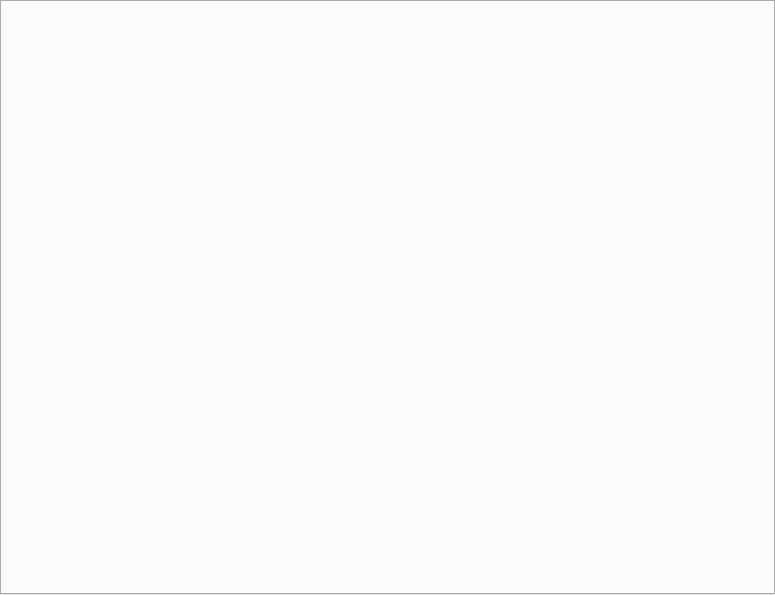
Before: the Qt Designer form views/formatview/formatview.ui in PREF/PREF, drawn with Qt 5.
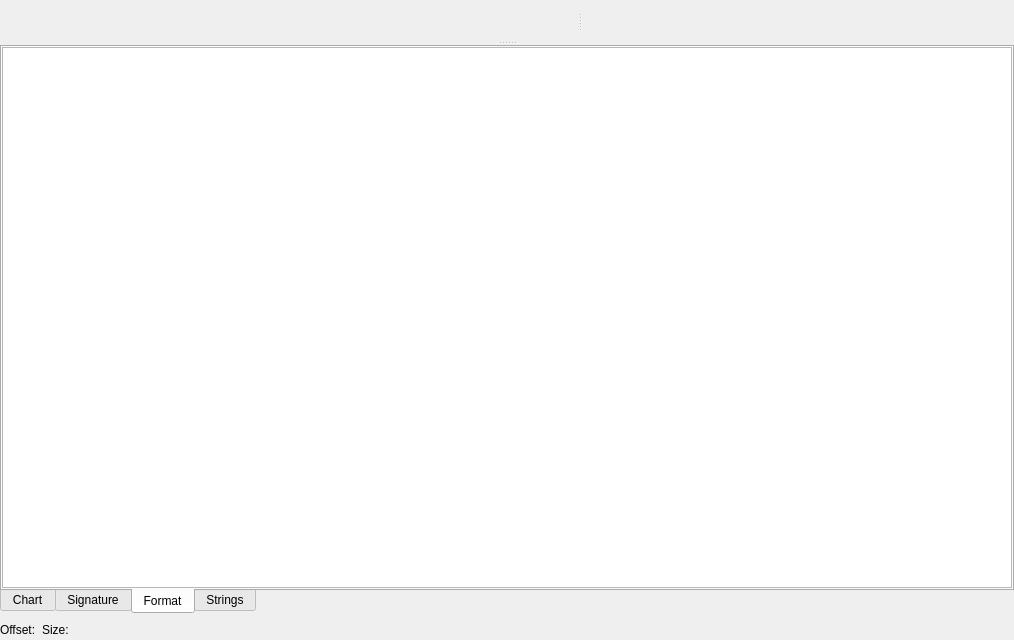
After: the same form once the commit is applied. The open tabs and pages were chosen to show the change. Custom widgets are drawn as their Qt base class.

```diff
--- a/views/formatview/formatview.ui
+++ b/views/formatview/formatview.ui
@@ -6,22 +6,255 @@
    <rect>
     <x>0</x>
     <y>0</y>
-    <width>775</width>
-    <height>595</height>
+    <width>1014</width>
+    <height>640</height>
    </rect>
   </property>
   <property name="windowTitle">
    <string>Form</string>
   </property>
-  <layout class="QVBoxLayout" name="verticalLayout">
+  <layout class="QVBoxLayout" name="verticalLayout_5" stretch="1,0">
    <property name="margin">
     <number>0</number>
    </property>
    <item>
-    <widget class="QTabWidget" name="tabWidget"/>
+    <widget class="QSplitter" name="vSplitter">
+     <property name="orientation">
+      <enum>Qt::Vertical</enum>
+     </property>
+     <widget class="QWidget" name="layoutWidget_2">
+      <layout class="QVBoxLayout" name="verticalLayout" stretch="0,1,0">
+       <item>
+        <widget class="QWidget" name="tbContainer" native="true"/>
+       </item>
+       <item>
+        <widget class="QSplitter" name="hSplitter">
+         <property name="orientation">
+          <enum>Qt::Horizontal</enum>
+         </property>
+         <widget class="QWidget" name="layoutWidget_3">
+          <layout class="QHBoxLayout" name="horizontalLayout_3" stretch="0,1">
+           <item>
+            <widget class="BinaryNavigator" name="binaryNavigator" native="true">
+             <property name="minimumSize">
+              <size>
+               <width>128</width>
+               <height>0</height>
+              </size>
+             </property>
+             <property name="maximumSize">
+              <size>
+               <width>128</width>
+               <height>16777215</height>
+              </size>
+             </property>
+            </widget>
+           </item>
+           <item>
+            <widget class="QHexEdit" name="hexEdit" native="true">
+             <property name="contextMenuPolicy">
+              <enum>Qt::CustomContextMenu</enum>
+             </property>
+            </widget>
+           </item>
+          </layout>
+         </widget>
+         <widget class="DataTypesView" name="dataView" native="true">
+          <property name="minimumSize">
+           <size>
+            <width>0</width>
+            <height>0</height>
+           </size>
+          </property>
+          <property name="baseSize">
+           <size>
+            <width>0</width>
+            <height>0</height>
+           </size>
+          </property>
+         </widget>
+        </widget>
+       </item>
+       <item>
+        <widget class="ActionWidget" name="actionWidget" native="true"/>
+       </item>
+      </layout>
+     </widget>
+     <widget class="QTabWidget" name="tabWidget">
+      <property name="tabPosition">
+       <enum>QTabWidget::South</enum>
+      </property>
+      <property name="tabShape">
+       <enum>QTabWidget::Rounded</enum>
+      </property>
+      <property name="currentIndex">
+       <number>0</number>
+      </property>
+      <widget class="QWidget" name="tabChart">
+       <attribute name="title">
+        <string>Chart</string>
+       </attribute>
+       <layout class="QVBoxLayout" name="verticalLayout_4">
+        <property name="margin">
+         <number>0</number>
+        </property>
+        <item>
+         <widget class="ChartWidget" name="chartWidget" native="true"/>
+        </item>
+       </layout>
+      </widget>
+      <widget class="QWidget" name="tabSignature">
+       <attribute name="title">
+        <string>Signature</string>
+       </attribute>
+       <layout class="QVBoxLayout" name="verticalLayout_3">
+        <property name="margin">
+         <number>0</number>
+        </property>
+        <item>
+         <widget class="QWidget" name="signatureWidget" native="true"/>
+        </item>
+       </layout>
+      </widget>
+      <widget class="QWidget" name="tabFormat">
+       <attribute name="title">
+        <string>Format</string>
+       </attribute>
+       <layout class="QVBoxLayout" name="verticalLayout_2">
+        <property name="margin">
+         <number>0</number>
+        </property>
+        <item>
+         <widget class="FormatTreeView" name="tvFormat">
+          <property name="sizePolicy">
+           <sizepolicy hsizetype="Preferred" vsizetype="Preferred">
+            <horstretch>0</horstretch>
+            <verstretch>0</verstretch>
+           </sizepolicy>
+          </property>
+          <property name="minimumSize">
+           <size>
+            <width>0</width>
+            <height>0</height>
+           </size>
+          </property>
+          <property name="baseSize">
+           <size>
+            <width>0</width>
+            <height>0</height>
+           </size>
+          </property>
+          <property name="contextMenuPolicy">
+           <enum>Qt::CustomContextMenu</enum>
+          </property>
+          <property name="editTriggers">
+           <set>QAbstractItemView::DoubleClicked|QAbstractItemView::EditKeyPressed</set>
+          </property>
+          <property name="alternatingRowColors">
+           <bool>true</bool>
+          </property>
+          <property name="selectionMode">
+           <enum>QAbstractItemView::SingleSelection</enum>
+          </property>
+          <property name="selectionBehavior">
+           <enum>QAbstractItemView::SelectRows</enum>
+          </property>
+          <property name="uniformRowHeights">
+           <bool>true</bool>
+          </property>
+          <property name="allColumnsShowFocus">
+           <bool>true</bool>
+          </property>
+         </widget>
+        </item>
+       </layout>
+      </widget>
+      <widget class="QWidget" name="tabStrings">
+       <attribute name="title">
+        <string>Strings</string>
+       </attribute>
+       <layout class="QVBoxLayout" name="verticalLayout_6">
+        <property name="margin">
+         <number>0</number>
+        </property>
+        <item>
+         <widget class="QWidget" name="stringsWidget" native="true"/>
+        </item>
+       </layout>
+      </widget>
+     </widget>
+    </widget>
+   </item>
+   <item>
+    <layout class="QHBoxLayout" name="horizontalLayout_2">
+     <item>
+      <widget class="QLabel" name="lblOffset">
+       <property name="text">
+        <string>Offset:</string>
+       </property>
+      </widget>
+     </item>
+     <item>
+      <widget class="QLabel" name="lblSize">
+       <property name="text">
+        <string>Size:</string>
+       </property>
+      </widget>
+     </item>
+     <item>
+      <spacer name="horizontalSpacer_2">
+       <property name="orientation">
+        <enum>Qt::Horizontal</enum>
+       </property>
+       <property name="sizeHint" stdset="0">
+        <size>
+         <width>40</width>
+         <height>20</height>
+        </size>
+       </property>
+      </spacer>
+     </item>
+    </layout>
    </item>
   </layout>
  </widget>
+ <customwidgets>
+  <customwidget>
+   <class>QHexEdit</class>
+   <extends>QWidget</extends>
+   <header>qhexedit/qhexedit.h</header>
+   <container>1</container>
+  </customwidget>
+  <customwidget>
+   <class>FormatTreeView</class>
+   <extends>QTreeView</extends>
+   <header>formattreeview/formattreeview.h</header>
+  </customwidget>
+  <customwidget>
+   <class>DataTypesView</class>
+   <extends>QWidget</extends>
+   <header>datatypesview/datatypesview.h</header>
+   <container>1</container>
+  </customwidget>
+  <customwidget>
+   <class>BinaryNavigator</class>
+   <extends>QWidget</extends>
+   <header>views/formatview/hexeditviewpage/binarynavigator/binarynavigator.h</header>
+   <container>1</container>
+  </customwidget>
+  <customwidget>
+   <class>ActionWidget</class>
+   <extends>QWidget</extends>
+   <header>actionwidget/actionwidget.h</header>
+   <container>1</container>
+  </customwidget>
+  <customwidget>
+   <class>ChartWidget</class>
+   <extends>QWidget</extends>
+   <header>views/formatview/chartwidget/chartwidget.h</header>
+   <container>1</container>
+  </customwidget>
+ </customwidgets>
  <resources/>
  <connections/>
 </ui>
```
